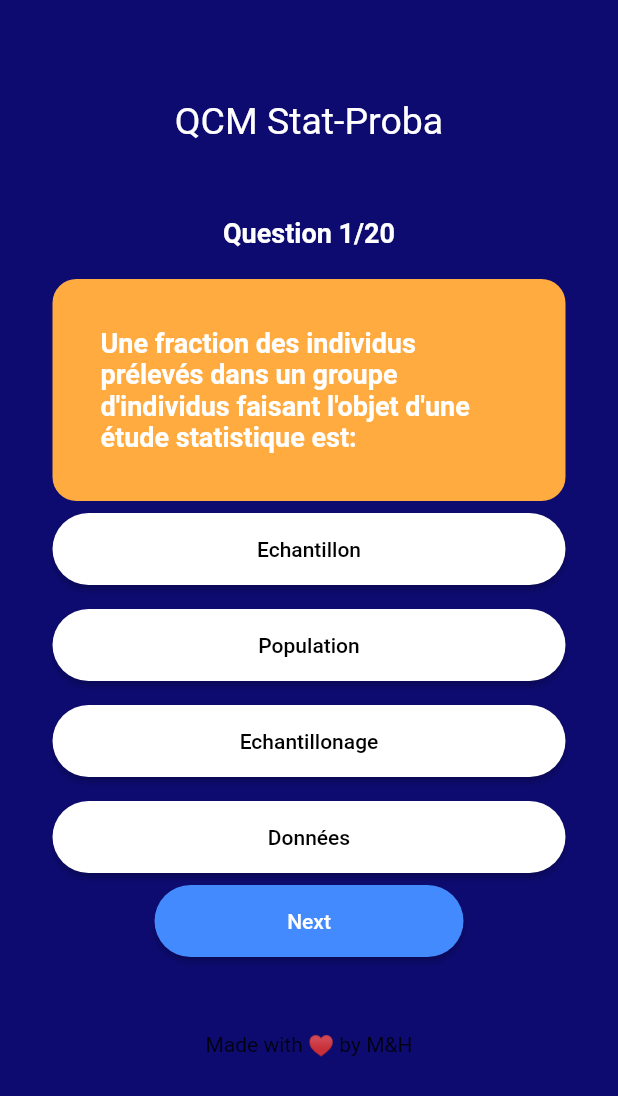
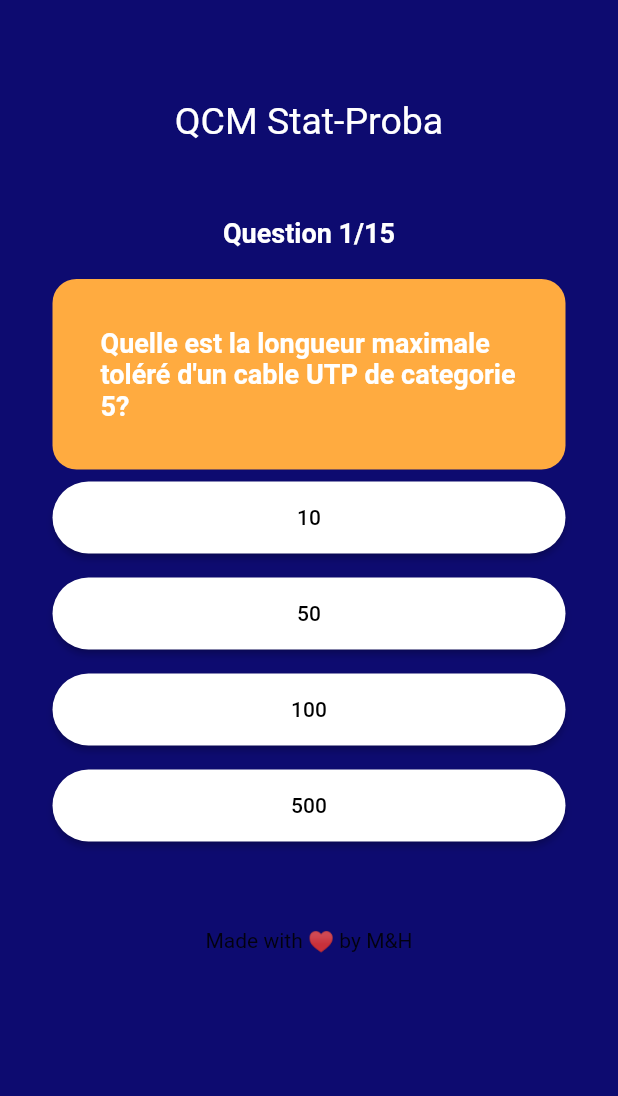
Before and after one commit to Bibou007/QCM-Reseau1, a Flutter app: the screen it shows after launch, on a phone screen of 412 x 824 dp. Shown: the top 1096 px of the screen. Run offline on Flutter 3.47's test engine with Material 2 defaults, Android fonts, the phone set to English and light mode, and no system bars.

Commit message:
Implementations des questions du qcm de reseau

```diff
--- a/lib/question_model.dart
+++ b/lib/question_model.dart
@@ -17,192 +17,155 @@ List<Question> getQuestions(){
 
   List<Question> list=[];
    list.add(
-    Question("Une fraction des individus prélevés dans un groupe d'individus faisant l'objet d'une étude statistique est: ", [
-      Answers("Echantillon", true),
-      Answers("Population", false),
-      Answers("Echantillonage", false),
-      Answers("Données", false),
+    Question("Quelle est la longueur maximale toléré d'un cable UTP de categorie 5? ", [
+      Answers("10", false),
+      Answers("50", false),
+      Answers("100", true),
+      Answers("500", false),
     ]));
+
     list.add(
-      Question("Propriété que possèdent tous les individus d'un groupe",
+      Question("Quel est le support de transmission qui offre le minimum d'aténuation pour un signal",
       [
-        Answers("Echantillonage aléatoire", false),
-        Answers("Tirage", false),
-        Answers(" Fréquence", false),
-        Answers("Caractère", true),
-      ])
-    );
-    list.add(
-      Question("On considère un lot de dix machines à laver. Chaque machine a une probabilité de tomber en panne de 1%. Quelle est la loi de probabilité suivie par la variable aléatoire 'Nombre de machine en panne'? On considère qu'il y a indépendance entre les différentes machines.",
-      [
-        Answers("Loi Binomiale ", true),
-        Answers("Loi de Poisson", false),
-        Answers("Loi Normale ", false),
-        Answers("Loi de Bernouillie", false),
+
+        Answers("Paire de cuivre", false),
+        Answers("Cable Coaxial ", false),
+        Answers("Fibre Optique ", true),
+
       ])
     );
   list.add(
-    Question("Une machine produit des objets dont 3% sont de mauvaise qualité. Un client reçoit un lot de 400 objets. La variable F qui a chaque echantillon de 400 objets associe le pourcentage de defectueux suit approximativement:",
+    Question("Parmi ces denominations, laquelle cache un nom de connecteur",
     [
-      Answers("Une loi de poisson", false),
-      Answers("Une loi Binomiale", true),
-      Answers("Une loi normale", false),
-      Answers("Une distribution d'échantillonage", false),
+      Answers("Coaxial", false),
+      Answers("ST", false),
+      Answers("RJ-11", true),
+
+
     ]));
     list.add(
-      Question(" Parmi les propriétés suivantes définissant une loi de Bernouillie, laquelle est fausse ",
+      Question("Un cable categorie 5 est un cable:",
       [
-        Answers("La variable statistique ne peut prendre que deux valeurs", false),
-        Answers("La probabilité associée vaut soit 1 soit 0", true),
-        Answers("La variable statistique est discrète", false),
+        Answers("Cable coaxial fin", false),
+        Answers("Cable coaxial épais", false),
+        Answers("Cabl coaxial à paire torsadée", true),
 
       ])
     );
 
 
     list.add(
-      Question("On donne P(B)=0.1;P(B/A)=0.4 et P(A)=0.2. Alors P(A/B) est égale à:",
+      Question("Quel element definit l'interface principale utilisée pour une configuration initiale d'un routeur CISCO",
       [
 
-        Answers("0.5", false),
-        Answers("0.08", false),
-        Answers("0.8", true),
-        Answers("0.4", false),
+        Answers("Une interface AUX", false),
+        Answers("Une interface Ethernet", false),
+        Answers("Une interface serie", false),
+        Answers("Une interface console", true),
       ])
     );
     list.add(
-      Question("Lors du lancer d’une pièce, la probabilité d’obtenir pile est différente de celle d’obtenir face",
+      Question("Pourquoi privilégier le cablage en cuivre pour relier des batiments?",
       [
-        Answers("Faux", true),
-        Answers("Vrai", false),
-        // Answers("", true),
-        // Answers("", false),
+        Answers("Les longueurs des cables sont supérieures", true),
+        Answers("L'installation revient moins chère", false),
+        Answers("Les pertubations electromagnétiques et radioélectriques sont limités", true),
+        Answers("Les branchements durent longtemps", false),
+        Answers("Il dispose d'un potentiel de bande passante superieure", true),
       ])
     );
     list.add(
-      Question("On lance cinq fois de suite une pièce de monnaie parfaitement équilibré. La probabilité d'avoir exactement trois fois la face pile est:",
+      Question("Un administrateur reseau est chargé d'utiliser un support reseau pouvant sétendre jusqu'à 100 mètres sans faire appel à des répéteurs. Le support choisi doit etre bon marché et facile à installer. L'installation est prévue dans un batiment existant ou l'espace pour le cablage est limité. Quel type de support répondrait le mieux à ces conditions",
       [
-        Answers("1", false),
-        Answers("(1/2)^5", true),
-        Answers("(5/16)", true),
-        // Answers("", false),
+        Answers("Du cablage STP", false),
+        Answers("Du cablage à paires torsadée non blindées", true),
+        Answers("Du cablage coaxial", false),
+        Answers("De la fibre monomode", false),
+        Answers("De la fibre multimode", false),
       ])
     );
     list.add(
-      Question("X est une variable aléatoire qui suit la loi normale centré réduite alors p(2<=T<=2.24) est égale à:",
+      Question("Que signifie le terme'attenuation' en communication de données",
       [
 
-        Answers("0.9772", false),
-        Answers("0.025", false),
-        Answers("0.0103", true),
+        Answers("Perte de la force du signal à mesure que la distance augmente", true),
+        Answers("Durée de transfert du signal entre sa source et sa destination", false),
+        Answers("Fuite des signaux d'une paire de cable à l'autre", false),
+        Answers("Renforcement d'un signal par un périphérique", false),
 
       ])
     );
     list.add(
-      Question("X est une variable aléatoire qui suit la loi normale centré réduite alors p(-1.96<=T<=2) est égale à:",
+      Question("Combien d'adresses hote peuvent etre attribué sur chaqe sous-reseau si l'adresse réseau 130.68.0.0 est utilisées avec le masque de sous-reseau 255.255.248.0, NB: Utilisable",
       [
-        Answers("0.9522", true),
-        Answers("1.952", false),
-        Answers("0.9652", false),
-        // Answers("", false),
+        Answers("30", false),
+        Answers("256", false),
+        Answers("2046", true),
+        Answers("2048", false),
+        Answers("4096", false),
       ])
     );
     list.add(
-      Question("Un dé truqué numéroté de 1 à 6 suit la probabilité suivante: p(X=1)=p(X=2)=p(X=3)=0.2; p(X=4)=0.05;p(X=5)=0.15;p(X=6)=0.2",
+      Question("Quel masque de sous-reseau doit etre attribué à l'adresse reseau 192.168.32.0 pour obtenir 254 adresses d'hotes utilisables par sous-reseau?",
       [
-        Answers("p(X>3)=0.5", false),
-        Answers("p(2<=X<=5)=0.4", false),
-        Answers("p(X<=2)=0.4", true),
-        // Answers("", false),
+        Answers("255.255.0.0", false),
+        Answers("255.255.255.0", true),
+        Answers("255.255.254.0", false),
+        Answers("255.255.248.0", false),
       ])
     );
     list.add(
-      Question("On lance un dé non pipé à six faces et on s'intéresse au succès 'Obtenir le numéro 5'. On lance 18 fois ce dé et on designe par X la variable aléatoire égale au nombre de 5 obtenu, alors l'écart-type de X est:",
+      Question("Une entreprise compte scinder son reseau en sous-reseau comprenant chacun un nombre maximale de 27 hotes. Quel masque de sous-reseau faut-il employer pour heberger le nombre d'hotes necessaires et utiliser le plus grand nombre d'adresses possibles dans chaque sous-reseau?",
       [
-        Answers("√(5/6)", false),
-        Answers("√(5/2)", true),
-        Answers("√(3)", false),
-
-        // Answers("", false),
+        Answers("255.255.255.0", false),
+        Answers("255.255.255.192", false),
+        Answers("255.255.255.224", true),
+        Answers("255.255.255.240", false),
+        Answers("255.255.255.248", false),
       ])
     );
     list.add(
-      Question("Une expérience aléatoire est :",
+      Question("Quel type de cable reseau est utilisé ente un terminal et un port console?",
       [
-        Answers("Un jeu dont on ne connaît pas les issues", false),
-        Answers("Un jeu n’ayant pas d’issue", false),
-        Answers("Une expérience ou un jeu dont les issues sont imprévisibles", true),
-        // Answers("", false),
-      ])
-    );
-    list.add(
-      Question("Si P(A)=0 ",
-      [
-        Answers("A est un évènement improbable", false),
-        Answers("A est un évènement certain", false),
-        Answers("A est un évènement nul", true),
-        Answers("A est un évènement incertain", false),
+        Answers("Un cable croisé", false),
+        Answers("Un cable droit", false),
+        Answers("Un cable console", true),
+        Answers("Un cable raccordement", false),
 
       ])
     );
     list.add(
-      Question("Une expérience au cours de laquelle, on lance un dé équilibré de 6 faces possèdent 6 issues possibles",
+      Question("Une entreprise à succursales multiples utilise l'adresse IP 196.179.110.0. Pour une gestion plus fine de ces sous-reseaux, le responsable informatique desir pourvoir affecter une adresse IP propre à chaque sous-reseau des 10 succursales. 1-De quelle classe d'adresse s'agit-il?",
       [
-        Answers(" Faux", false),
-        Answers(" Vrai", true),
-        // Answers("", true),
-        // Answers("", false),
+        Answers("Classe A", false),
+        Answers("Classe B", false),
+        Answers("Classe C", true),
+
+
       ])
     );
     list.add(
-      Question("On lance simultanément 3 pièces de monnaie et on note A l’évènement : « on obtient au moins une fois « pile » ». L’évènement contraire est ",
+      Question("Quel est la valeur du masque de sous réseau correspondant à ce besoin",
       [
-        Answers("On n’obtient jamais 'pile'", true),
-        Answers(" On n’obtient que des 'faces'", true),
-        Answers(" On obtient au moins 2 fois 'pile'", false),
-        // Answers("", false),
+        Answers("255.255.255.248", false),
+        Answers(" 255.255.255.240", true),
+        Answers("255.255.255.246", false),
+
       ])
     );
     list.add(
-      Question("Une urne contient 2 boules rouges notées R 1 et R 2 et une boule noire notée N. On choisit au hasard une première boule, on la remet dans l'urne, puis on choisit une deuxième boule. On obtient ainsi un couple de boules. On suppose que chacun des couples a la même probabilité d'être obtenu. La probabilité d'obtenir 2 boules rouges est: ",
+      Question("3-Combien de machines chaque sous-reseau pourra-t-il comporter?",
       [
-        Answers("1/9", false),
-        Answers("1/6", false),
-        Answers("4/9", true),
-        Answers("1/3", false),
-      ])
-    );
+        Answers("12", false),
+        Answers("14", true),
+        Answers("16", false),
 
-    list.add(
-      Question("X est une variable aléatoire qui suit une loi binomiale de paramètres n et p. X est une variable aléatoire",
-      [
-        Answers("Réelle", false),
-        Answers("Continue", false),
-        Answers("Discrète", true),
-        // Answers("", false),
-      ])
-    );
-    list.add(
-      Question("X est une variable aléatoire qui suit une loi binomiale de paramètres n et p. L’espérance mathématique E(X) de X est donnée par",
-      [
-        Answers("E(X ) = npq", false),
-        Answers("E(X ) = np", true),
-        // Answers("Discrète", true),
-        // Answers("", false),
-      ])
-    );
-    list.add(
-      Question("Dans un jeu de 32 cartes, on en tire une au hasard. Toutes les cartes ont la même probabilité d'être tirées. La probabilité d'obtenir un as ou un carreau est",
-      [
-        Answers("3/8", false),
-        Answers("1/4", false),
-        Answers("11/32", true),
-        Answers("1/32", false),
       ])
     );
 
 
 
 
+
 return list;
 }
--- a/lib/quiz_screen.dart
+++ b/lib/quiz_screen.dart
@@ -1,7 +1,3 @@
-// ignore_for_file: prefer_const_constructors, unused_import, avoid_web_libraries_in_flutter
-
-import 'dart:html';
-
 import 'package:flutter/material.dart';
 import 'package:quiz_app1/question_model.dart';
 
@@ -23,30 +19,30 @@ class _QuizScreenState extends State<QuizScreen> {
     // define the datas
 
     return Scaffold(
-      backgroundColor: Color.fromARGB(255, 13, 11, 112),
+      backgroundColor: const Color.fromARGB(255, 13, 11, 112),
       body: Container(
-        margin: EdgeInsets.symmetric(vertical: 16, horizontal: 35),
+        margin: const EdgeInsets.symmetric(vertical: 16, horizontal: 35),
         child: SingleChildScrollView(
           child: Column(
             mainAxisAlignment: MainAxisAlignment.spaceEvenly,
             children: [
-              SizedBox(
+              const SizedBox(
                 height: 50.0,
               ),
-              Text(
+              const Text(
                 "QCM Stat-Proba",
                 style: TextStyle(color: Colors.white, fontSize: 25),
               ),
-              SizedBox(
+              const SizedBox(
                 height: 50.0,
               ),
               _questionWidget(),
               _answerList(),
-              _nextButton(),
-              SizedBox(
+              // _nextButton(),
+              const SizedBox(
                 height: 50.0,
               ),
-              Text('Made with ♥ by M&H'),
+              const Text('Made with ♥ by M&H'),
               //  Text('Good luck', style: TextStyle(color: Colors.white,)),
             ],
           ),
@@ -64,22 +60,22 @@ class _QuizScreenState extends State<QuizScreen> {
           child: Text(
               "Question ${currentQuestionIndex + 1}/${questionList.length.toString()}",
               textAlign: TextAlign.center,
-              style: TextStyle(
+              style: const TextStyle(
                   color: Colors.white,
                   fontSize: 18,
                   fontWeight: FontWeight.w600)),
         ),
-        SizedBox(height: 20),
+        const SizedBox(height: 20),
         Container(
             alignment: Alignment.center,
-            padding: EdgeInsets.all(32),
+            padding: const EdgeInsets.all(32),
             decoration: BoxDecoration(
                 color: Colors.orangeAccent,
                 borderRadius: BorderRadius.circular(16)),
             width: double.infinity,
             child: Text(
               questionList[currentQuestionIndex].questionText,
-              style: TextStyle(
+              style: const TextStyle(
                 color: Colors.white,
                 fontSize: 18,
                 fontWeight: FontWeight.w600,
@@ -101,6 +97,10 @@ class _QuizScreenState extends State<QuizScreen> {
   }
 
   Widget _answerButton(Answers answer) {
+    bool isLastQuestion = false;
+    if (currentQuestionIndex == questionList.length - 1) {
+      isLastQuestion = true;
+    }
     bool isSelected = answer == selectedAnswer;
     return Container(
         width: double.infinity,
@@ -109,7 +109,7 @@ class _QuizScreenState extends State<QuizScreen> {
         child: ElevatedButton(
             child: Text(answer.answerText),
             style: ElevatedButton.styleFrom(
-            shape: StadiumBorder(),
+              shape: const StadiumBorder(),
               primary: isSelected ? Colors.orangeAccent : Colors.white,
               onPrimary: isSelected ? Colors.white : Colors.black,
             ),
@@ -118,51 +118,25 @@ class _QuizScreenState extends State<QuizScreen> {
                 if (answer.isCorrect) {
                   score++;
                   isGood = true;
-              print(score);
-              }else{
-                // isGood = false;
-                print(score);
+                  // print(score);
                 }
               }
+              ;
+              if (isLastQuestion) {
+                showDialog(
+                    context: context,
+                    barrierDismissible: false,
+                    builder: (_) => _showScoreDialog());
+              } else {
+                showDialog(
+                    context: context,
+                    barrierDismissible: false,
+                    builder: (_) => _showHelpDialog());
                 setState(() {
                   selectedAnswer = answer;
                 });
-          }),
-    );
               }
-
-  _nextButton() {
-    bool isLastQuestion = false;
-    if (currentQuestionIndex == questionList.length - 1) {
-      isLastQuestion = true;
-    }
-    return SizedBox(
-      width: MediaQuery.of(context).size.width * 0.5,
-      height: 48,
-      child: ElevatedButton(
-          child: Text("Next"),
-          style: ElevatedButton.styleFrom(
-            shape: StadiumBorder(),
-            primary: Colors.blueAccent,
-            onPrimary: Colors.white,
-          ),
-          onPressed: () {
-            if (isLastQuestion) {
-              showDialog(context: context,
-              barrierDismissible: false,
-              builder: (_) => _showScoreDialog());
-            } else {
-              showDialog(context: context,
-              barrierDismissible: false,
-               builder: (_) => _showHelpDialog());
-              setState(() {
-                // isGood=false;
-                // selectedAnswer = null;
-                // currentQuestionIndex++;
-              });
-            }
-          }),
-    );
+            }));
   }
 
   _showScoreDialog() {
@@ -205,7 +179,7 @@ class _QuizScreenState extends State<QuizScreen> {
                 isGood = false;
               });
             }),
-            child: Text('Continue'))
+            child: const Text('Continue'))
       ],
     );
   }
```
Lines whose indentation alone changed are shown as unchanged.
